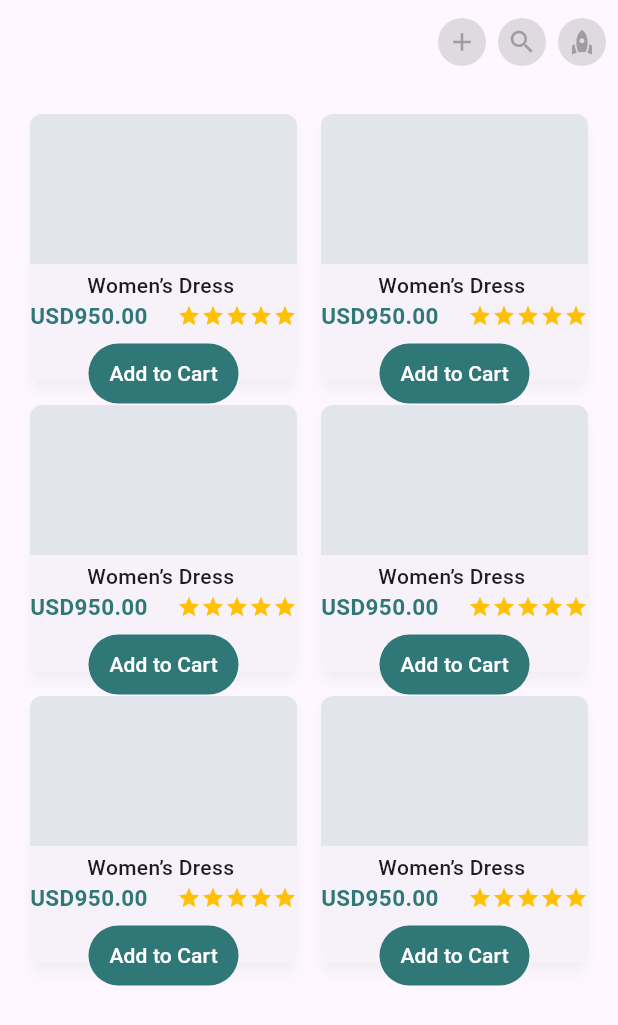
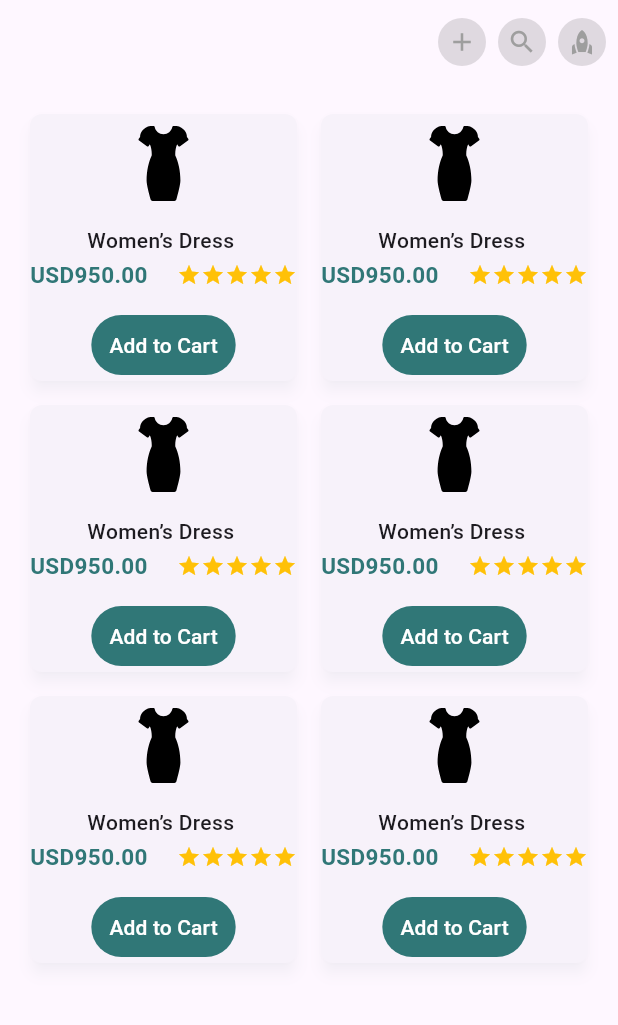
Before and after one commit to Rokeya17/E-commerce_Flutter-UI, a Flutter app: the screen it shows after launch, on a phone screen of 412 x 824 dp. Shown: the top 1025 px of the screen. Run offline on Flutter 3.47's test engine with Material 3 defaults, Android fonts, the phone set to English and light mode, and no system bars; our stand-ins replace carousel_slider, flutter_svg, get.

```diff
--- a/lib/Screens/widgets/product_card.dart
+++ b/lib/Screens/widgets/product_card.dart
@@ -1,4 +1,5 @@
 import 'package:flutter/material.dart';
+import 'package:flutter_svg/flutter_svg.dart';
 import 'package:get/get.dart';
 
 import '../../utility/appcolors.dart';
@@ -10,6 +11,11 @@ class ProductCard extends StatelessWidget {
 
   @override
   Widget build(BuildContext context) {
+    const String assetName = ImageAssets.dressSVG;
+    final Widget svg = SvgPicture.asset(
+      assetName,
+    );
+
     return InkWell(
       onTap: () {
         Get.to(const ProductDetailsScreen());
@@ -20,20 +26,19 @@ class ProductCard extends StatelessWidget {
         shape: RoundedRectangleBorder(borderRadius: BorderRadius.circular(8)),
         child: SizedBox(
           width: 120,
-          child: Expanded(
           child: Column(
+            mainAxisSize: MainAxisSize.max,
+            mainAxisAlignment: MainAxisAlignment.spaceBetween,
             children: [
-                Container(
-                  height: 100,
-                  decoration: BoxDecoration(
+              Padding(
+                padding: const EdgeInsets.all(8.0),
+                child: SizedBox(
+                  height: 50,
+                  child: ClipRRect(
                       borderRadius: const BorderRadius.only(
                           topLeft: Radius.circular(8),
                           topRight: Radius.circular(8)),
-                    image: const DecorationImage(
-                        image: AssetImage(
-                      ImageAssets.dressSVG,
-                    )),
-                    color: AppColors.primaryColor.withOpacity(0.1),
+                      child: svg),
                 ),
               ),
               const SizedBox(
@@ -71,10 +76,7 @@ class ProductCard extends StatelessWidget {
               const SizedBox(
                 height: 8,
               ),
-                SizedBox(
-                  height: 40,
-                  width: 100,
-                  child: TextButton(
+              TextButton(
                 onPressed: () {},
                 style: TextButton.styleFrom(
                   backgroundColor: AppColors.primaryColor,
@@ -84,9 +86,7 @@ class ProductCard extends StatelessWidget {
                   style: TextStyle(color: Colors.white),
                 ),
               ),
-                ),
             ],
-            ),
           ),
         ),
       ),
```
Also changed, not shown: lib/Screens/bottomnav_screen.dart (+45 -32 lines), lib/Screens/productdetails_screen.dart (+36 -73 lines), lib/Screens/relatedproducts_screen.dart (deleted, +0 -47 lines), img.png (added), img_1.png (added), 1 other file. Lines whose indentation alone changed are shown as unchanged.
